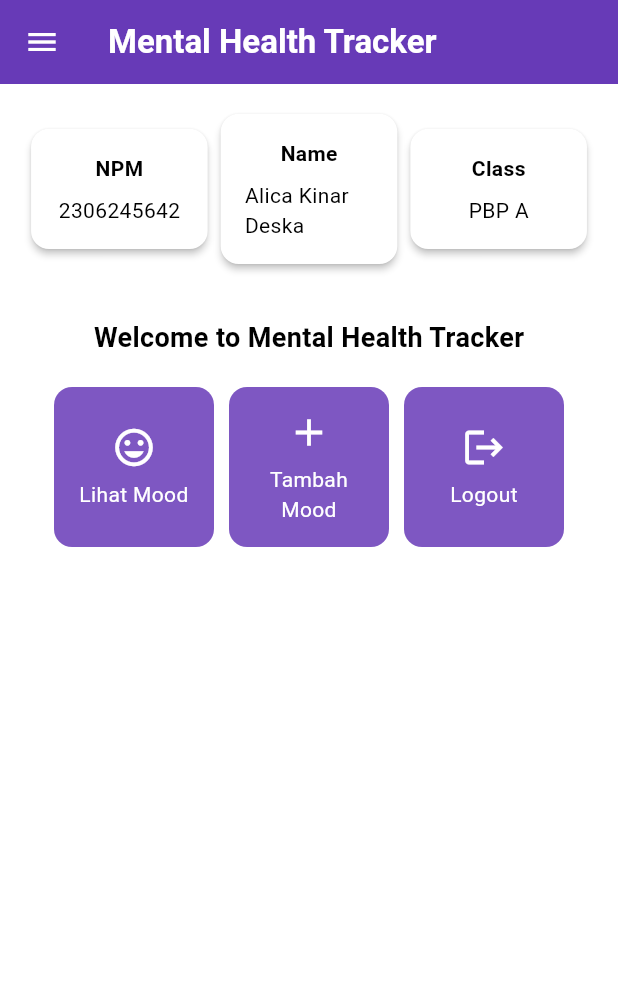
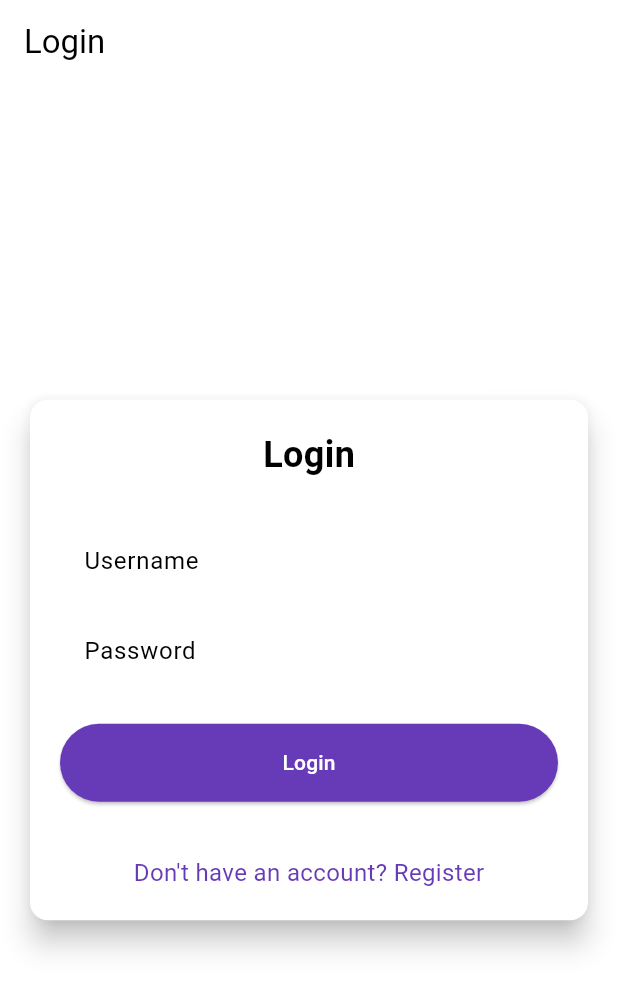
Before and after one commit to kinardes/mental-health-tracker-mobile, a Flutter app: the screen it shows after launch, on a phone screen of 412 x 824 dp. Shown: the top 991 px of the screen. Run offline on Flutter 3.47's test engine with Material 3 defaults, Android fonts, the phone set to English and light mode, and no system bars; missing offline and left inert: pbp_django_auth.

Commit message:
yaa Allah tutor 8

```diff
--- a/lib/main.dart
+++ b/lib/main.dart
@@ -1,5 +1,9 @@
+import 'package:flutter/material.dart';
+import 'package:mental_health_tracker/screens/login.dart';
 import 'package:mental_health_tracker/screens/menu.dart';
-import 'package:flutter/material.dart';
+import 'package:mental_health_tracker/screens/moodentry_form.dart';
+import 'package:pbp_django_auth/pbp_django_auth.dart';
+import 'package:provider/provider.dart';
 
 void main() {
   runApp(const MyApp());
@@ -11,8 +15,13 @@ class MyApp extends StatelessWidget {
   // This widget is the root of your application.
   @override
   Widget build(BuildContext context) {
-    return MaterialApp(
-      title: 'Flutter Demo',
+    return Provider(
+      create: (_) {
+        CookieRequest request = CookieRequest();
+        return request;
+      },
+      child: MaterialApp(
+      title: 'Mental Health Tracker',
       theme: ThemeData(
         // This is the theme of your application.
         //
@@ -29,12 +38,18 @@ class MyApp extends StatelessWidget {
         //
         // This works for code too, not just values: Most code changes can be
         // tested with just a hot reload.
+         useMaterial3: true,
          colorScheme: ColorScheme.fromSwatch(
               primarySwatch: Colors.deepPurple,
-        ).copyWith(secondary: Colors.deepPurple[400]),
-        useMaterial3: true,
+          ).copyWith(secondary: Colors.deepPurple[400]),
       ),
-      home: MyHomePage(),
+      initialRoute: '/',
+      routes: {
+        '': (context) => MyHomePage(), // Halaman utama aplikasi
+        'mood-entry': (context) => MoodEntryFormPage(), // Rute ke halaman MoodEntryFormPage
+      },
+      home: const LoginPage(),
+      ),
     );
   }
 }
--- /dev/null
+++ b/lib/screens/login.dart
@@ -0,0 +1,181 @@
+import 'package:mental_health_tracker/screens/menu.dart';
+import 'package:mental_health_tracker/screens/register.dart';
+import 'package:flutter/material.dart';
+import 'package:pbp_django_auth/pbp_django_auth.dart';
+import 'package:provider/provider.dart';
+
+void main() {
+  runApp(const LoginApp());
+}
+
+class LoginApp extends StatelessWidget {
+  const LoginApp({super.key});
+
+  @override
+  Widget build(BuildContext context) {
+    return MaterialApp(
+      title: 'Login',
+      theme: ThemeData(
+        useMaterial3: true,
+        colorScheme: ColorScheme.fromSwatch(
+          primarySwatch: Colors.deepPurple,
+        ).copyWith(secondary: Colors.deepPurple[400]),
+      ),
+      home: const LoginPage(),
+    );
+  }
+}
+
+class LoginPage extends StatefulWidget {
+  const LoginPage({super.key});
+
+  @override
+  State<LoginPage> createState() => _LoginPageState();
+}
+
+class _LoginPageState extends State<LoginPage> {
+  final TextEditingController _usernameController = TextEditingController();
+  final TextEditingController _passwordController = TextEditingController();
+
+  @override
+  Widget build(BuildContext context) {
+    final request = context.watch<CookieRequest>();
+
+    return Scaffold(
+      appBar: AppBar(
+        title: const Text('Login'),
+      ),
+      body: Center(
+        child: SingleChildScrollView(
+          padding: const EdgeInsets.all(16.0),
+          child: Card(
+            elevation: 8,
+            shape: RoundedRectangleBorder(
+              borderRadius: BorderRadius.circular(12.0),
+            ),
+            child: Padding(
+              padding: const EdgeInsets.all(20.0),
+              child: Column(
+                mainAxisSize: MainAxisSize.min,
+                children: [
+                  const Text(
+                    'Login',
+                    style: TextStyle(
+                      fontSize: 24.0,
+                      fontWeight: FontWeight.bold,
+                    ),
+                  ),
+                  const SizedBox(height: 30.0),
+                  TextField(
+                    controller: _usernameController,
+                    decoration: const InputDecoration(
+                      labelText: 'Username',
+                      hintText: 'Enter your username',
+                      border: OutlineInputBorder(
+                        borderRadius: BorderRadius.all(Radius.circular(12.0)),
+                      ),
+                      contentPadding:
+                          EdgeInsets.symmetric(horizontal: 12.0, vertical: 8.0),
+                    ),
+                  ),
+                  const SizedBox(height: 12.0),
+                  TextField(
+                    controller: _passwordController,
+                    decoration: const InputDecoration(
+                      labelText: 'Password',
+                      hintText: 'Enter your password',
+                      border: OutlineInputBorder(
+                        borderRadius: BorderRadius.all(Radius.circular(12.0)),
+                      ),
+                      contentPadding:
+                          EdgeInsets.symmetric(horizontal: 12.0, vertical: 8.0),
+                    ),
+                    obscureText: true,
+                  ),
+                  const SizedBox(height: 24.0),
+                  ElevatedButton(
+                    onPressed: () async {
+                      String username = _usernameController.text;
+                      String password = _passwordController.text;
+
+                      // Cek kredensial
+                      // TODO: Ganti URL dan jangan lupa tambahkan trailing slash (/) di akhir URL!
+                      // Untuk menyambungkan Android emulator dengan Django pada localhost,
+                      // gunakan URL http://10.0.2.2/
+                      final response = await request
+                          .login("http://127.0.0.1:8000/auth/login/", {
+                        'username': username,
+                        'password': password,
+                      });
+
+                      if (request.loggedIn) {
+                        String message = response['message'];
+                        String uname = response['username'];
+                        if (context.mounted) {
+                          Navigator.pushReplacement(
+                            context,
+                            MaterialPageRoute(
+                                builder: (context) => MyHomePage()),
+                          );
+                          ScaffoldMessenger.of(context)
+                            ..hideCurrentSnackBar()
+                            ..showSnackBar(
+                              SnackBar(
+                                  content:
+                                      Text("$message Selamat datang, $uname.")),
+                            );
+                        }
+                      } else {
+                        if (context.mounted) {
+                          showDialog(
+                            context: context,
+                            builder: (context) => AlertDialog(
+                              title: const Text('Login Gagal'),
+                              content: Text(response['message']),
+                              actions: [
+                                TextButton(
+                                  child: const Text('OK'),
+                                  onPressed: () {
+                                    Navigator.pop(context);
+                                  },
+                                ),
+                              ],
+                            ),
+                          );
+                        }
+                      }
+                    },
+                    style: ElevatedButton.styleFrom(
+                      foregroundColor: Colors.white,
+                      minimumSize: Size(double.infinity, 50),
+                      backgroundColor: Theme.of(context).colorScheme.primary,
+                      padding: const EdgeInsets.symmetric(vertical: 16.0),
+                    ),
+                    child: const Text('Login'),
+                  ),
+                  const SizedBox(height: 36.0),
+                  GestureDetector(
+                    onTap: () {
+                      Navigator.push(
+                        context,
+                        MaterialPageRoute(
+                            builder: (context) => const RegisterPage()),
+                      );
+                    },
+                    child: Text(
+                      'Don\'t have an account? Register',
+                      style: TextStyle(
+                        color: Theme.of(context).colorScheme.primary,
+                        fontSize: 16.0,
+                      ),
+                    ),
+                  ),
+                ],
+              ),
+            ),
+          ),
+        ),
+      ),
+    );
+  }
+}
--- a/lib/screens/moodentry_form.dart
+++ b/lib/screens/moodentry_form.dart
@@ -12,6 +12,7 @@ class _MoodEntryFormPageState extends State<MoodEntryFormPage> {
   String _mood = "";
 	String _feelings = "";
 	int _moodIntensity = 0;
+  DateTime _time = DateTime.now();
   @override
   Widget build(BuildContext context) {
     return Scaffold(
--- a/pubspec.yaml
+++ b/pubspec.yaml
@@ -35,6 +35,9 @@ dependencies:
   # The following adds the Cupertino Icons font to your application.
   # Use with the CupertinoIcons class for iOS style icons.
   cupertino_icons: ^1.0.8
+  provider: ^6.1.2
+  pbp_django_auth: ^0.4.0
+  http: ^1.2.2
 
 dev_dependencies:
   flutter_test:
```
Also changed, not shown: lib/models/mood_entry.dart (added, +65 -0 lines), lib/screens/list_moodentry.dart (added, +86 -0 lines), lib/screens/menu.dart (+3 -9 lines), lib/screens/register.dart (added, +166 -0 lines), lib/widgets/left_drawer.dart (+17 -6 lines), lib/widgets/mood_card.dart (+48 -17 lines), pubspec.lock, 2 other files.
